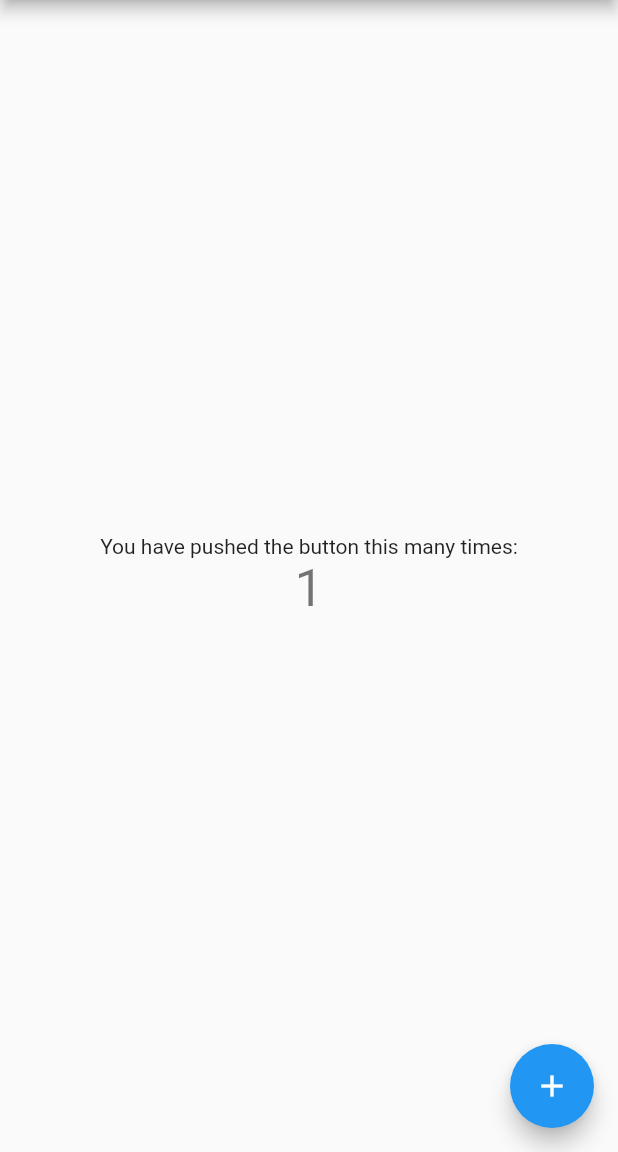
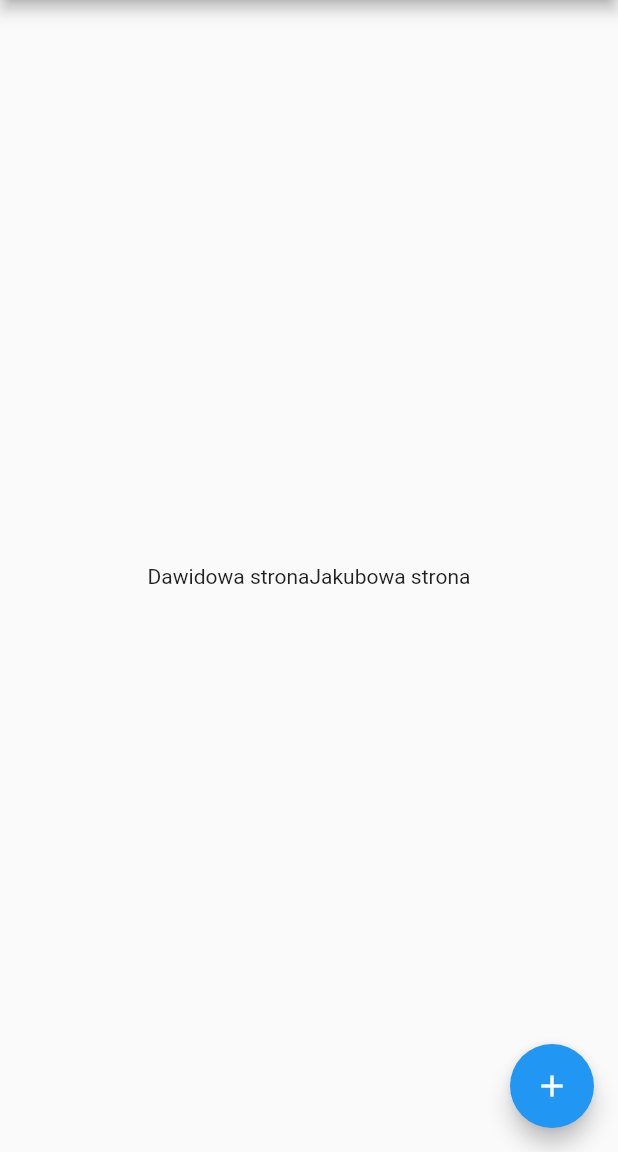
Before and after one commit to dawidlipowczan/notnot-game, a Flutter app: the screen it shows after launch, after a tap on the "add" icon, on a phone screen of 412 x 824 dp, the part 84-1236 px from its top. Run offline on Flutter 3.47's test engine with Material 2 defaults, Android fonts, the phone set to English and light mode, and no system bars.

Commit message:
Podział na dwie kolumny

```diff
--- /dev/null
+++ b/not_not/lib/dawid.dart
@@ -0,0 +1,15 @@
+import 'package:flutter/material.dart';
+
+class DawidSide extends StatefulWidget {
+  @override
+  DawidPage createState() => DawidPage();
+}
+
+class DawidPage extends State<DawidSide> {
+  Widget build(BuildContext context) {
+    return Container(
+      child: Text('Dawidowa strona')
+      //Tutaj możesz dodawać swoje widżety i inne gadżety
+    );
+  }
+}
--- a/not_not/lib/home.dart
+++ b/not_not/lib/home.dart
@@ -1,4 +1,7 @@
 import 'package:flutter/material.dart';
+import 'dawid.dart';
+import 'jakub.dart';
+
 
 class MyHomePage extends StatefulWidget {
   MyHomePage({Key key, this.title}) : super(key: key);
@@ -19,16 +22,11 @@ class MyHomePage extends StatefulWidget {
 }
 
 class _MyHomePageState extends State<MyHomePage> {
-  int _counter = 0;
+  int _counter = 1;
 
   void _incrementCounter() {
     setState(() {
-      // This call to setState tells the Flutter framework that something has
-      // changed in this State, which causes it to rerun the build method below
-      // so that the display can reflect the updated values. If we changed
-      // _counter without calling setState(), then the build method would not be
-      // called again, and so nothing would appear to happen.
-      _counter++;
+      _counter *= 2;
     });
   }
 
@@ -49,7 +47,7 @@ class _MyHomePageState extends State<MyHomePage> {
       body: Center(
         // Center is a layout widget. It takes a single child and positions it
         // in the middle of the parent.
-        child: Column(
+        child: Row(
           // Column is also a layout widget. It takes a list of children and
           // arranges them vertically. By default, it sizes itself to fit its
           // children horizontally, and tries to be as tall as its parent.
@@ -66,13 +64,8 @@ class _MyHomePageState extends State<MyHomePage> {
           // horizontal).
           mainAxisAlignment: MainAxisAlignment.center,
           children: <Widget>[
-            Text(
-              'You have pushed the button this many times:',
-            ),
-            Text(
-              '$_counter',
-              style: Theme.of(context).textTheme.display1,
-            ),
+            DawidSide(),
+            JakubSide()
           ],
         ),
       ),
--- /dev/null
+++ b/not_not/lib/jakub.dart
@@ -0,0 +1,15 @@
+import 'package:flutter/material.dart';
+
+class JakubSide extends StatefulWidget {
+  @override
+  JakubPage createState() => JakubPage();
+}
+
+class JakubPage extends State<JakubSide> {
+  Widget build(BuildContext context) {
+    return Container(
+      child: Text('Jakubowa strona')
+      //Tutaj możesz dodawać swoje widżety i inne gadżety
+    );
+  }
+}
```
